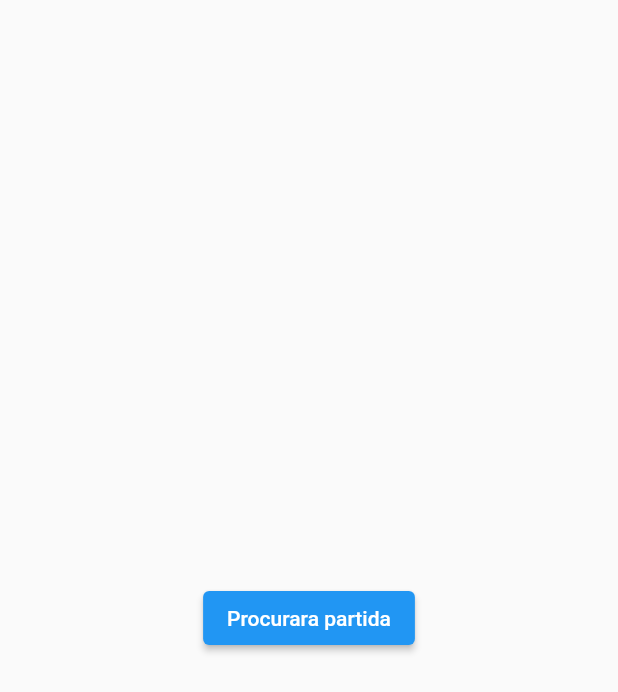
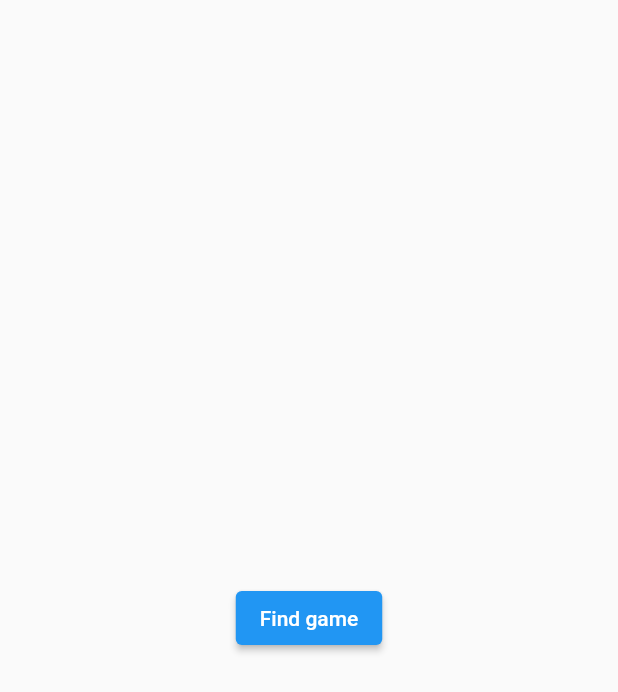
Before and after one commit to RafaelBarbosatec/light_shooter, a Flutter app: the RoomMatchPage screen opened by its route, on a phone screen of 412 x 824 dp. Shown: the top 692 px of the screen. Run offline on Flutter 3.47's test engine with Material 2 defaults, Android fonts, the phone set to English and light mode, and no system bars; our stand-ins replace get_it; missing offline and left inert: bonfire, nakama; statements that could not run were skipped.

Commit message:
Atualiza textos

```diff
--- a/lib/pages/login/login_page.dart
+++ b/lib/pages/login/login_page.dart
@@ -25,7 +25,7 @@ class _LoginPageState extends State<LoginPage> {
       body: Center(
         child: ElevatedButton(
           onPressed: _signIn,
-          child: const Text('Entrar'),
+          child: const Text('Enter'),
         ),
       ),
     );
--- a/lib/pages/room_match/room_match_page.dart
+++ b/lib/pages/room_match/room_match_page.dart
@@ -23,6 +23,7 @@ class _RoomMatchPageState extends State<RoomMatchPage> {
   StreamSubscription? onMatchmakerMatchedSubscription;
   MatchmakerTicket? matchmakerTicket;
   String userId = '';
+  String userName = '';
 
   List<Vector2> positionsToBorn = [
     Vector2(3, 3),
@@ -53,10 +54,22 @@ class _RoomMatchPageState extends State<RoomMatchPage> {
         child: Column(
           mainAxisSize: MainAxisSize.min,
           children: [
+            FutureBuilder<Account?>(
+              future: _serverClient.getAccount(),
+              builder: (context, snapshot) {
+                if (snapshot.hasData) {
+                  return Padding(
+                    padding: const EdgeInsets.all(54.0),
+                    child: Text('Hello ${snapshot.data?.user.username}!'),
+                  );
+                }
+                return const SizedBox.shrink();
+              },
+            ),
             if (matchmakerTicket == null)
               ElevatedButton(
                 onPressed: _createMatchMaker,
-                child: const Text('Procurara partida'),
+                child: const Text('Find game'),
               )
             else ...[
               const CircularProgressIndicator(),
@@ -68,12 +81,24 @@ class _RoomMatchPageState extends State<RoomMatchPage> {
                 ),
               ),
               const SizedBox(height: 16),
-              const Text('Procurando players'),
+              const Text('Looking for players'),
+              const SizedBox(height: 32),
+              ElevatedButton(
+                onPressed: _cancelMatchMaker,
+                child: const Text('Cancel'),
+              )
             ]
           ],
         ),
       ),
     );
+  }
+
+  void _cancelMatchMaker() async {
+    await _websocketClient.exitMatchmaker();
+    setState(() {
+      matchmakerTicket = null;
+    });
   }
 
   void _createMatchMaker() {
```
